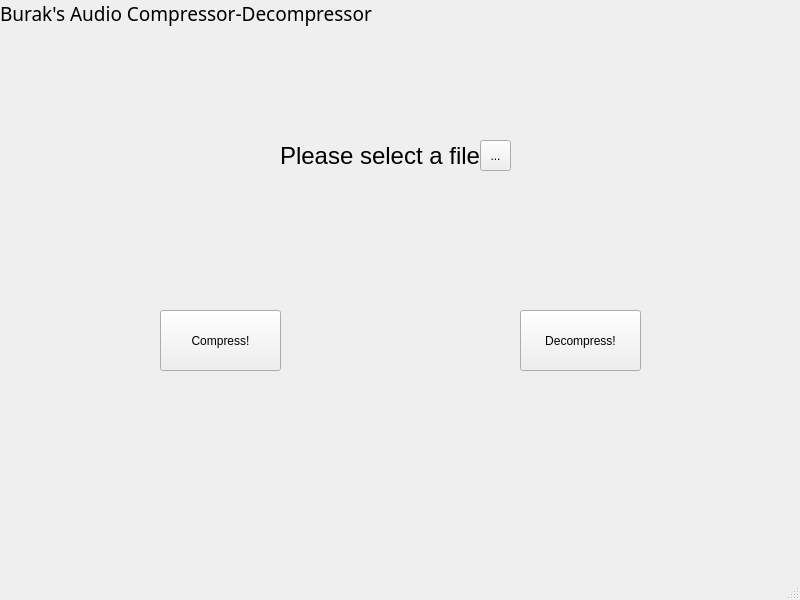
The window that mainwindow.ui (congergs/The_Compressor) describes before a commit, drawn with Qt 5.
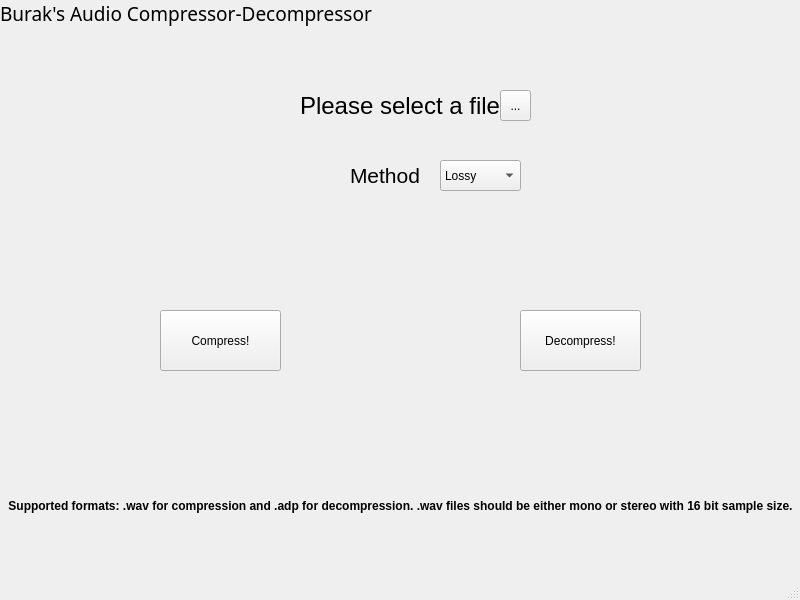
The same window after the commit.

```diff
--- a/mainwindow.ui
+++ b/mainwindow.ui
@@ -43,8 +43,8 @@
    <widget class="QLabel" name="label">
     <property name="geometry">
      <rect>
-      <x>280</x>
-      <y>130</y>
+      <x>300</x>
+      <y>80</y>
       <width>201</width>
       <height>51</height>
      </rect>
@@ -65,8 +65,8 @@
    <widget class="QToolButton" name="selectFile">
     <property name="geometry">
      <rect>
-      <x>480</x>
-      <y>140</y>
+      <x>500</x>
+      <y>90</y>
       <width>31</width>
       <height>31</height>
      </rect>
@@ -103,9 +103,9 @@
     <property name="geometry">
      <rect>
       <x>160</x>
-      <y>360</y>
+      <y>370</y>
       <width>481</width>
-      <height>71</height>
+      <height>61</height>
      </rect>
     </property>
     <property name="font">
@@ -142,6 +142,70 @@
      <set>Qt::AlignmentFlag::AlignLeading|Qt::AlignmentFlag::AlignLeft|Qt::AlignmentFlag::AlignTop</set>
     </property>
    </widget>
+   <widget class="QLabel" name="label_5">
+    <property name="geometry">
+     <rect>
+      <x>0</x>
+      <y>480</y>
+      <width>801</width>
+      <height>51</height>
+     </rect>
+    </property>
+    <property name="font">
+     <font>
+      <bold>true</bold>
+     </font>
+    </property>
+    <property name="text">
+     <string>Supported formats: .wav for compression and .adp for decompression. .wav files should be either mono or stereo with 16 bit sample size.</string>
+    </property>
+    <property name="alignment">
+     <set>Qt::AlignmentFlag::AlignCenter</set>
+    </property>
+   </widget>
+   <widget class="QComboBox" name="selectMethod">
+    <property name="geometry">
+     <rect>
+      <x>440</x>
+      <y>160</y>
+      <width>81</width>
+      <height>31</height>
+     </rect>
+    </property>
+    <property name="font">
+     <font>
+      <pointsize>9</pointsize>
+     </font>
+    </property>
+    <item>
+     <property name="text">
+      <string>Lossy</string>
+     </property>
+    </item>
+    <item>
+     <property name="text">
+      <string>Lossless</string>
+     </property>
+    </item>
+   </widget>
+   <widget class="QLabel" name="label_6">
+    <property name="geometry">
+     <rect>
+      <x>350</x>
+      <y>150</y>
+      <width>81</width>
+      <height>51</height>
+     </rect>
+    </property>
+    <property name="font">
+     <font>
+      <pointsize>16</pointsize>
+     </font>
+    </property>
+    <property name="text">
+     <string>Method</string>
+    </property>
+   </widget>
   </widget>
   <widget class="QMenuBar" name="menubar">
    <property name="geometry">
```
Left out of the diff: 2 changed lines with no effect on the pictures.
